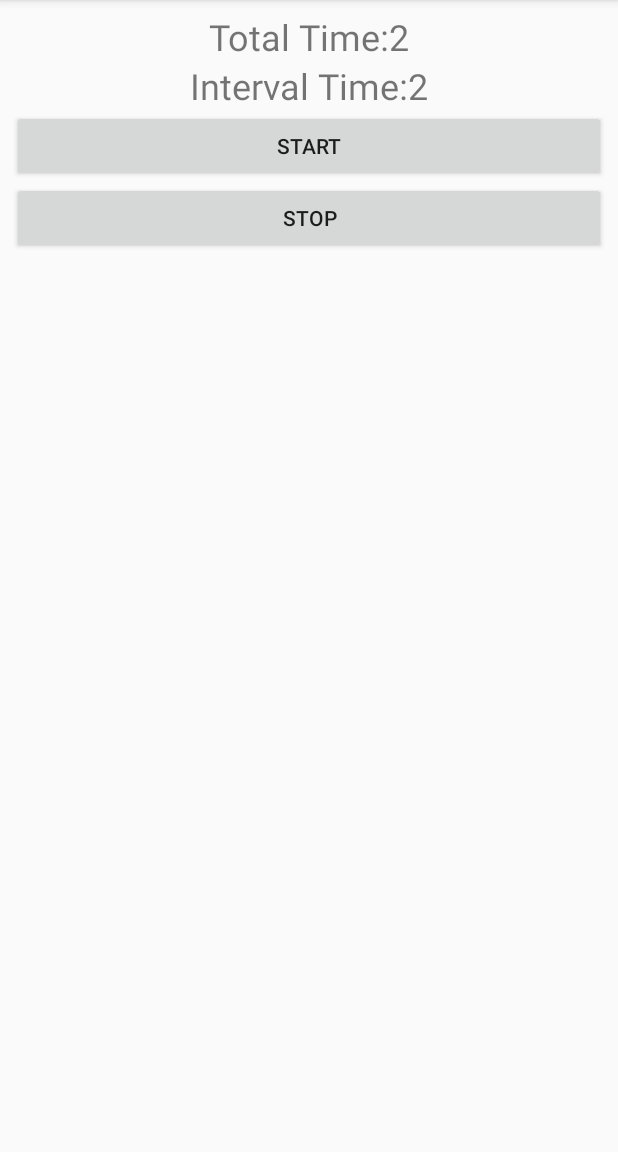
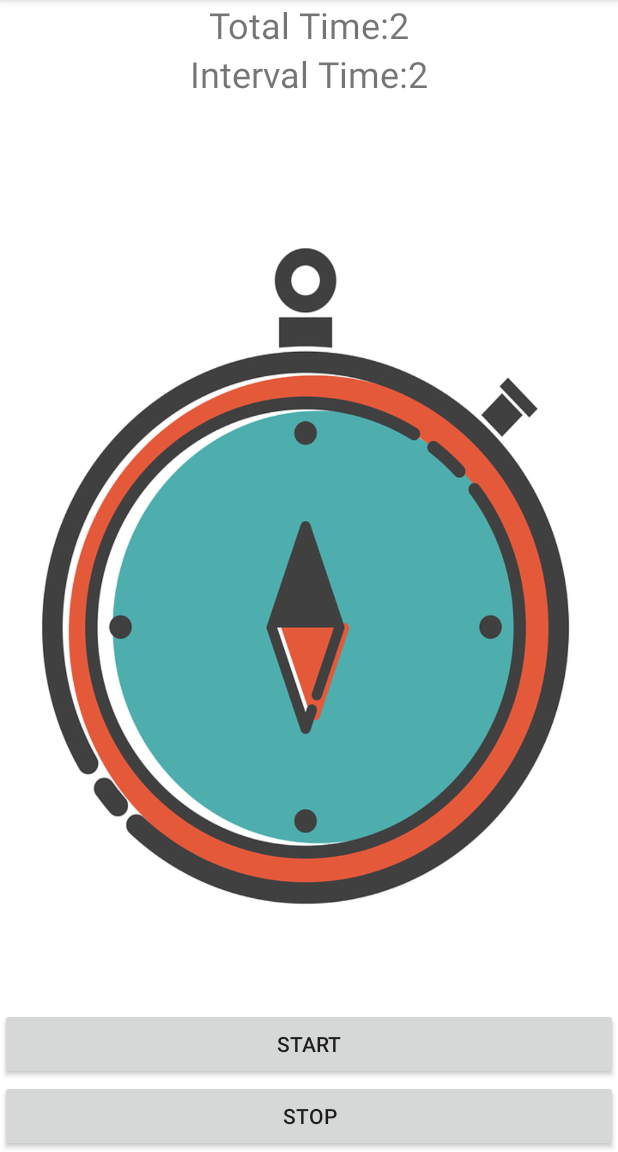
Before and after one commit to telday/interval_timer, an Android app: the screen it shows after launch (MainActivity), after a tap on "START", on a phone screen of 412 x 824 dp, the part 84-1236 px from its top. Run offline under Robolectric (Android 15) with nearby library versions, the phone set to English and light mode, and no system bars.

Commit message:
Added background

```diff
--- a/app/src/main/res/layout/activity_main.xml
+++ b/app/src/main/res/layout/activity_main.xml
@@ -4,21 +4,8 @@
     xmlns:tools="http://schemas.android.com/tools"
     android:layout_width="match_parent"
     android:layout_height="match_parent"
+    android:background="@drawable/stopwatch"
     tools:context=".MainActivity">
-
-    <LinearLayout
-        android:id="@+id/linearLayout"
-        android:layout_width="0dp"
-        android:layout_height="0dp"
-        android:layout_marginStart="8dp"
-        android:layout_marginTop="8dp"
-        android:layout_marginEnd="8dp"
-        android:layout_marginBottom="8dp"
-        android:orientation="vertical"
-        app:layout_constraintBottom_toBottomOf="parent"
-        app:layout_constraintEnd_toEndOf="parent"
-        app:layout_constraintStart_toStartOf="parent"
-        app:layout_constraintTop_toTopOf="parent">
 
     <TextView
         android:id="@+id/fullTimer"
@@ -26,7 +13,9 @@
         android:layout_height="wrap_content"
         android:text="@string/total_time"
         android:textAlignment="center"
-            android:textSize="24sp" />
+        android:textSize="24sp"
+        app:layout_constraintTop_toTopOf="parent"
+        tools:layout_editor_absoluteX="8dp" />
 
     <TextView
         android:id="@+id/loopTimer"
@@ -34,19 +23,24 @@
         android:layout_height="wrap_content"
         android:text="@string/interval_time"
         android:textAlignment="center"
-            android:textSize="24sp" />
+        android:textSize="24sp"
+        app:layout_constraintTop_toBottomOf="@+id/fullTimer"
+        tools:layout_editor_absoluteX="8dp" />
 
     <Button
         android:id="@+id/startButton"
         android:layout_width="match_parent"
         android:layout_height="wrap_content"
-            android:text="@string/start" />
+        android:text="@string/start"
+        app:layout_constraintBottom_toTopOf="@+id/stopButton"
+        tools:layout_editor_absoluteX="8dp" />
 
     <Button
         android:id="@+id/stopButton"
         android:layout_width="match_parent"
         android:layout_height="wrap_content"
-            android:text="@string/stop" />
+        android:text="@string/stop"
+        app:layout_constraintBottom_toBottomOf="parent"
+        tools:layout_editor_absoluteX="8dp" />
 
-    </LinearLayout>
 </android.support.constraint.ConstraintLayout>
```
Also changed, not shown: app/src/main/res/drawable/stopwatch.png (added). Lines whose indentation alone changed are shown as unchanged.
